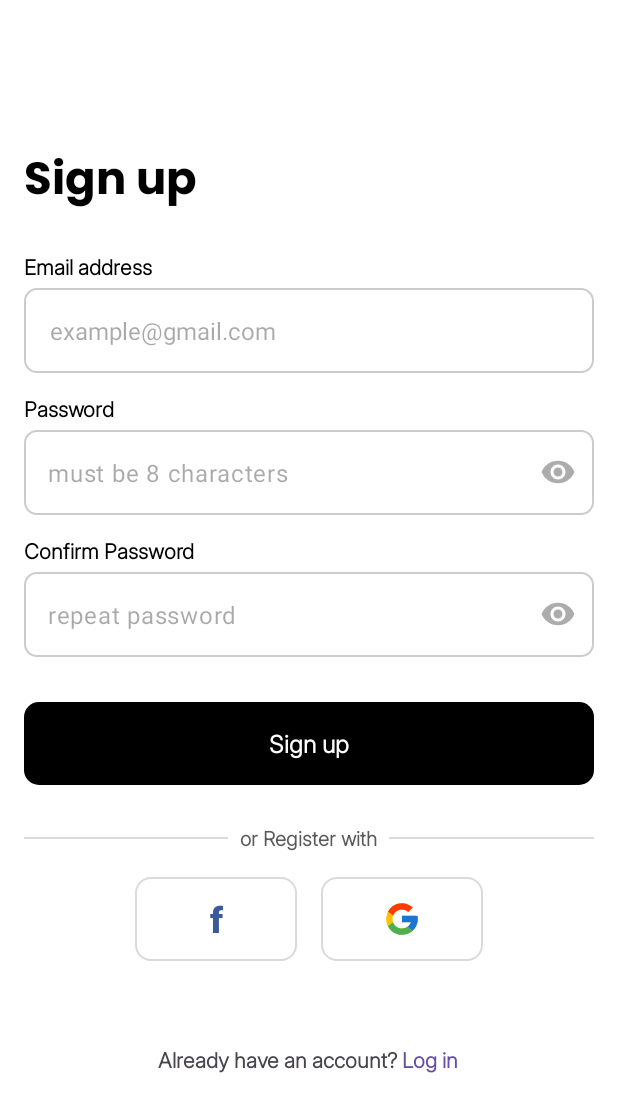
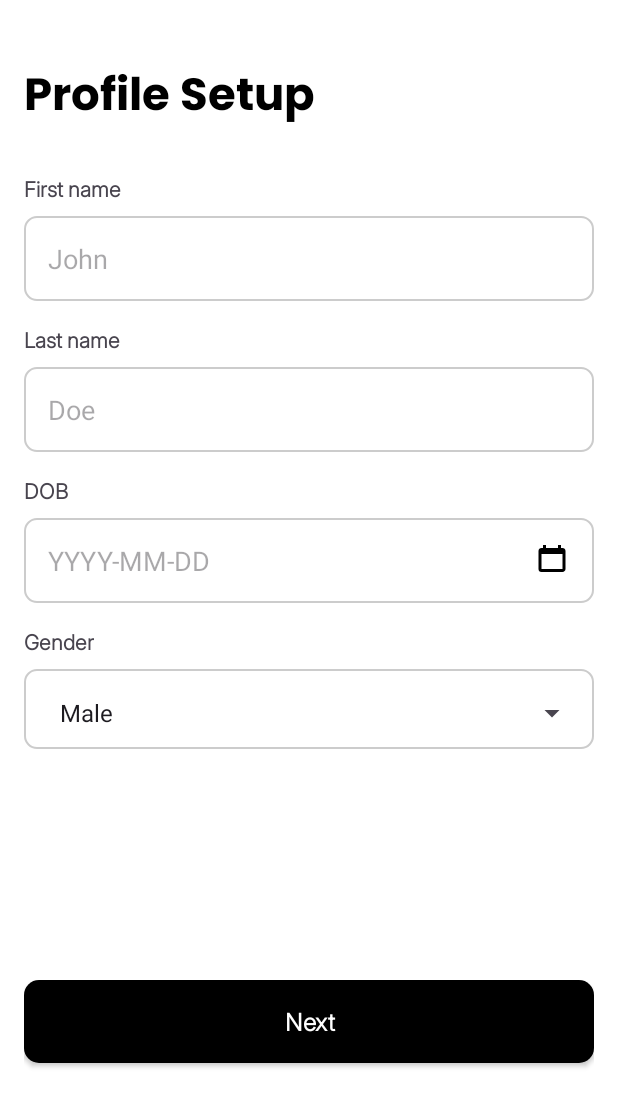
Before and after one commit to kushal-chhetri7/stylista, an Android app: the screen it shows after launch (RegisterActivity before the commit, ProfileSetupActivity after it), on a phone screen of 412 x 824 dp. Shown: the top 1112 px of the screen. Run offline under Robolectric (Android 15) with nearby library versions, the phone set to English and light mode, and no system bars.

Commit message:
designForProfileSetup

```diff
--- a/app/src/main/AndroidManifest.xml
+++ b/app/src/main/AndroidManifest.xml
@@ -15,7 +15,7 @@
         android:theme="@style/Theme.Stylista"
         tools:targetApi="31">
         <activity
-            android:name=".RegisterActivity"
+            android:name=".ProfileSetupActivity"
             android:exported="true">
             <intent-filter>
                 <action android:name="android.intent.action.MAIN" />
@@ -72,6 +72,10 @@
             android:name=".EmailFourDigitCode"
             android:exported="true">
         </activity>
+        <activity
+            android:name=".RegisterActivity"
+            android:exported="true">
+        </activity>
     </application>
 
 </manifest>
--- /dev/null
+++ b/app/src/main/java/com/kushal/stylista/ProfileSetupActivity.java
@@ -0,0 +1,129 @@
+package com.kushal.stylista;
+
+import android.app.DatePickerDialog;
+import android.os.Bundle;
+import android.view.View;
+import android.widget.ArrayAdapter;
+import android.widget.DatePicker;
+import android.widget.EditText;
+import android.widget.ImageView;
+import android.widget.Spinner;
+import android.widget.Toast;
+
+import androidx.activity.EdgeToEdge;
+import androidx.appcompat.app.AppCompatActivity;
+
+import java.text.SimpleDateFormat;
+import java.util.Calendar;
+import java.util.Locale;
+
+public class ProfileSetupActivity extends AppCompatActivity {
+
+    private EditText dobEditText;
+    private Calendar calendar;
+
+    @Override
+    protected void onCreate(Bundle savedInstanceState) {
+        super.onCreate(savedInstanceState);
+        EdgeToEdge.enable(this);
+        setContentView(R.layout.activity_profile_setup);
+
+        dobEditText = findViewById(R.id.dobEditText);
+        calendar = Calendar.getInstance();
+
+
+        Spinner genderSpinner = findViewById(R.id.genderSpinner);
+        String[] genderOptions = {"Male", "Female"};
+
+        ArrayAdapter<String> adapter = new ArrayAdapter<>(
+                this,
+                android.R.layout.simple_spinner_dropdown_item,
+                genderOptions
+        );
+        adapter.setDropDownViewResource(android.R.layout.simple_spinner_dropdown_item);
+        genderSpinner.setAdapter(adapter);
+
+        ImageView spinnerIcon = findViewById(R.id.spinnerIcon);
+        spinnerIcon.setOnClickListener(v -> genderSpinner.performClick());
+
+
+        dobEditText.setOnClickListener(v -> showDatePickerDialog());
+        dobEditText.setOnFocusChangeListener((v, hasFocus) -> {
+            if (hasFocus) {
+                showDatePickerDialog();
+            }
+        });
+
+        findViewById(R.id.nextButton).setOnClickListener(v -> validateFields());
+    }
+
+    private void showDatePickerDialog() {
+        DatePickerDialog.OnDateSetListener dateSetListener = (view, year, month, dayOfMonth) -> {
+            calendar.set(Calendar.YEAR, year);
+            calendar.set(Calendar.MONTH, month);
+            calendar.set(Calendar.DAY_OF_MONTH, dayOfMonth);
+            updateDateInView();
+        };
+
+        DatePickerDialog datePickerDialog = new DatePickerDialog(
+                ProfileSetupActivity.this,
+                dateSetListener,
+                calendar.get(Calendar.YEAR),
+                calendar.get(Calendar.MONTH),
+                calendar.get(Calendar.DAY_OF_MONTH)
+        );
+
+        datePickerDialog.getDatePicker().setMaxDate(System.currentTimeMillis());
+        datePickerDialog.show();
+    }
+
+    private void updateDateInView() {
+        String dateFormat = "yyyy-MM-dd";
+        SimpleDateFormat sdf = new SimpleDateFormat(dateFormat, Locale.US);
+        dobEditText.setText(sdf.format(calendar.getTime()));
+    }
+
+    private void validateFields() {
+        EditText firstNameEditText = findViewById(R.id.firstNameEditText);
+        EditText lastNameEditText = findViewById(R.id.lastNameEditText);
+        EditText dobEditText = findViewById(R.id.dobEditText);
+        Spinner genderSpinner = findViewById(R.id.genderSpinner);
+
+        String firstName = firstNameEditText.getText().toString().trim();
+        String lastName = lastNameEditText.getText().toString().trim();
+        String dob = dobEditText.getText().toString().trim();
+        String gender = genderSpinner.getSelectedItem().toString();
+
+        if (firstName.isEmpty()) {
+            firstNameEditText.setError("First name is required");
+            firstNameEditText.requestFocus();
+            return;
+        }
+
+        if (lastName.isEmpty()) {
+            lastNameEditText.setError("Last name is required");
+            lastNameEditText.requestFocus();
+            return;
+        }
+
+        if (dob.isEmpty()) {
+            dobEditText.setError("Date of birth is required");
+            dobEditText.requestFocus();
+            return;
+        }
+
+        if (gender.isEmpty()) {
+            Toast.makeText(this, "Please select a gender", Toast.LENGTH_SHORT).show();
+            genderSpinner.requestFocus();
+            return;
+        }
+
+
+        proceedToNextStep();
+    }
+
+    private void proceedToNextStep() {
+
+        Toast.makeText(this, "All fields are valid!", Toast.LENGTH_SHORT).show();
+    }
+}
--- /dev/null
+++ b/app/src/main/res/drawable/ic_arrow_drop_down.xml
@@ -0,0 +1,10 @@
+<vector xmlns:android="http://schemas.android.com/apk/res/android"
+    android:width="24dp"
+    android:height="24dp"
+    android:viewportWidth="24"
+    android:viewportHeight="24"
+    android:tint="?attr/colorControlNormal">
+    <path
+        android:fillColor="@android:color/black"
+        android:pathData="M7 10l5 5 5-5z"/>
+</vector>
--- /dev/null
+++ b/app/src/main/res/drawable/ic_calendar.xml
@@ -0,0 +1,9 @@
+<vector xmlns:android="http://schemas.android.com/apk/res/android"
+android:width="24dp"
+android:height="24dp"
+android:viewportWidth="24"
+android:viewportHeight="24">
+<path
+    android:fillColor="#000000"
+    android:pathData="M19,4h-1V2h-2v2H8V2H6v2H5C3.89,4 3,4.89 3,6v12a2,2 0,0 0,2 2h14c1.1,0 2,-0.9 2,-2V6c0,-1.11 -0.89,-2 -2,-2zM19,18H5V8h14v10z"/>
+</vector>
--- /dev/null
+++ b/app/src/main/res/layout/activity_profile_setup.xml
@@ -0,0 +1,133 @@
+<?xml version="1.0" encoding="utf-8"?>
+<LinearLayout xmlns:android="http://schemas.android.com/apk/res/android"
+    xmlns:app="http://schemas.android.com/apk/res-auto"
+    xmlns:tools="http://schemas.android.com/tools"
+    android:layout_width="match_parent"
+    android:layout_height="match_parent"
+    android:orientation="vertical"
+    android:padding="16dp"
+    android:background="@color/white"
+    tools:context=".ProfileSetupActivity">
+
+    <TextView
+        android:layout_width="wrap_content"
+        android:layout_height="wrap_content"
+        android:text="@string/profile_setup"
+        android:textSize="30sp"
+        android:fontFamily="@font/poppins"
+        android:textStyle="bold"
+        android:textAppearance="@font/poppins"
+        android:layout_marginBottom="24dp"
+        android:layout_marginTop="24dp"/>
+
+    <TextView
+        android:layout_width="wrap_content"
+        android:layout_height="wrap_content"
+        android:text="@string/first_name"
+        android:textSize="14sp"
+        android:fontFamily="@font/inter"
+        android:textStyle="bold"
+        android:layout_marginBottom="8dp" />
+
+    <EditText
+        android:id="@+id/firstNameEditText"
+        android:layout_width="match_parent"
+        android:layout_height="wrap_content"
+        android:hint="John"
+        android:inputType="textPersonName"
+        android:padding="16dp"
+        android:background="@drawable/edit_text_background"
+        android:layout_marginBottom="16dp" />
+
+    <TextView
+        android:layout_width="wrap_content"
+        android:layout_height="wrap_content"
+        android:text="@string/last_name"
+        android:textSize="14sp"
+        android:fontFamily="@font/inter"
+        android:textStyle="bold"
+        android:layout_marginBottom="8dp" />
+
+    <EditText
+        android:id="@+id/lastNameEditText"
+        android:layout_width="match_parent"
+        android:layout_height="wrap_content"
+        android:hint="Doe"
+        android:inputType="textPersonName"
+        android:padding="16dp"
+        android:background="@drawable/edit_text_background"
+        android:layout_marginBottom="16dp" />
+
+    <TextView
+        android:layout_width="wrap_content"
+        android:layout_height="wrap_content"
+        android:text="@string/date_of_birth"
+        android:textSize="14sp"
+        android:fontFamily="@font/inter"
+        android:textStyle="bold"
+        android:layout_marginBottom="8dp" />
+
+    <EditText
+        android:id="@+id/dobEditText"
+        android:layout_width="match_parent"
+        android:layout_height="wrap_content"
+        android:hint="YYYY-MM-DD"
+        android:inputType="date"
+        android:padding="16dp"
+        android:background="@drawable/edit_text_background"
+        android:layout_marginBottom="16dp"
+        android:drawableEnd="@drawable/ic_calendar"
+        android:drawableRight="@drawable/ic_calendar"
+        android:focusable="false"
+        android:clickable="true"/>
+
+    <TextView
+        android:layout_width="wrap_content"
+        android:layout_height="wrap_content"
+        android:text="@string/gender"
+        android:textSize="14sp"
+        android:fontFamily="@font/inter"
+        android:textStyle="bold"
+        android:layout_marginBottom="8dp" />
+
+    <FrameLayout
+        android:layout_width="match_parent"
+        android:layout_height="wrap_content"
+        android:layout_marginBottom="24dp"
+        android:background="@drawable/edit_text_background"
+        android:paddingStart="16dp"
+        android:paddingTop="5dp"
+        android:paddingEnd="16dp">
+
+        <Spinner
+            android:id="@+id/genderSpinner"
+            android:layout_width="match_parent"
+            android:layout_height="wrap_content"
+            android:background="@android:color/transparent"
+            android:paddingEnd="32dp"/>
+
+        <ImageView
+            android:id="@+id/spinnerIcon"
+            android:layout_width="24dp"
+            android:layout_height="24dp"
+            android:layout_gravity="end|center_vertical"
+            android:src="@drawable/ic_arrow_drop_down"/>
+    </FrameLayout>
+
+
+
+    <androidx.appcompat.widget.AppCompatButton
+        android:id="@+id/nextButton"
+        android:layout_width="match_parent"
+        android:layout_height="wrap_content"
+        android:layout_marginTop="130dp"
+        android:background="@drawable/rounded_button"
+        android:fontFamily="@font/inter"
+        android:padding="16dp"
+        android:text="@string/next"
+        android:textAllCaps="false"
+        android:textColor="@color/white"
+        android:textSize="16sp"
+        android:textStyle="bold" />
+
+</LinearLayout>
--- a/app/src/main/res/values/strings.xml
+++ b/app/src/main/res/values/strings.xml
@@ -38,6 +38,18 @@
     <string name="password_changed">Password changed</string>
     <string name="password_changed_subtitle">Your password has been changed\nsuccessfully</string>
     <string name="back_to_login">Back to login</string>
+    <string-array name="gender_array">
+        <item></item>
+        <item>Male</item>
+        <item>Female</item>
+    </string-array>
+    <string name="profile_setup">Profile Setup</string>
+    <string name="first_name">First name</string>
+    <string name="last_name">Last name</string>
+    <string name="date_of_birth">DOB</string>
+    <string name="gender">Gender</string>
+    <string name="next">Next</string>
+
 
 
 
```
